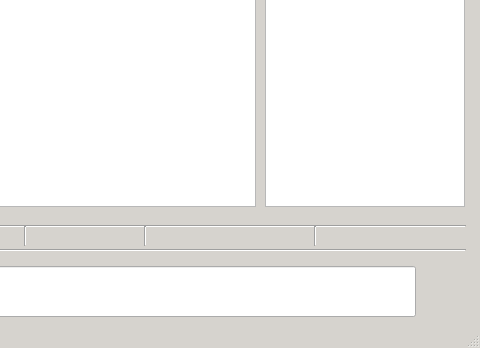
First picture: the form in src/client/chatwindow.ui, repository xdmtk/elysium, before the edit; both pictures show x 295 to 775 and y 222 to 570 of the 775 by 570 pixel window.
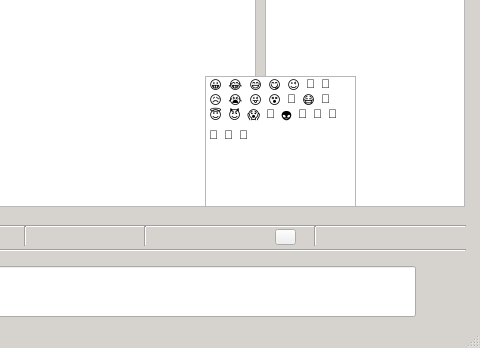
Second picture: the form after the edit. Icons and pictures are not drawn.

Commit message: Replaced emojibutton with a pushbutton,added a listwidget for emoji selection

```diff
--- a/src/client/chatwindow.ui
+++ b/src/client/chatwindow.ui
@@ -329,22 +329,6 @@
      <pixmap resource="resources.qrc">:/chatbar/resources/picture.png</pixmap>
     </property>
    </widget>
-   <widget class="QLabel" name="emojiButton">
-    <property name="geometry">
-     <rect>
-      <x>570</x>
-      <y>433</y>
-      <width>21</width>
-      <height>16</height>
-     </rect>
-    </property>
-    <property name="text">
-     <string/>
-    </property>
-    <property name="pixmap">
-     <pixmap resource="resources.qrc">:/chatbar/resources/emoji.png</pixmap>
-    </property>
-   </widget>
    <widget class="Line" name="line_5">
     <property name="geometry">
      <rect>
@@ -456,6 +440,197 @@
      <string/>
     </property>
    </widget>
+   <widget class="QPushButton" name="emojisButton">
+    <property name="geometry">
+     <rect>
+      <x>570</x>
+      <y>433</y>
+      <width>21</width>
+      <height>16</height>
+     </rect>
+    </property>
+    <property name="sizePolicy">
+     <sizepolicy hsizetype="Preferred" vsizetype="Preferred">
+      <horstretch>0</horstretch>
+      <verstretch>0</verstretch>
+     </sizepolicy>
+    </property>
+    <property name="focusPolicy">
+     <enum>Qt::NoFocus</enum>
+    </property>
+    <property name="text">
+     <string/>
+    </property>
+    <property name="icon">
+     <iconset resource="resources.qrc">
+      <normaloff>:/chatbar/resources/emoji.png</normaloff>:/chatbar/resources/emoji.png</iconset>
+    </property>
+    <property name="checkable">
+     <bool>true</bool>
+    </property>
+   </widget>
+   <widget class="QListWidget" name="emojiList">
+    <property name="geometry">
+     <rect>
+      <x>500</x>
+      <y>280</y>
+      <width>151</width>
+      <height>131</height>
+     </rect>
+    </property>
+    <property name="lineWidth">
+     <number>0</number>
+    </property>
+    <property name="midLineWidth">
+     <number>0</number>
+    </property>
+    <property name="movement">
+     <enum>QListView::Free</enum>
+    </property>
+    <property name="spacing">
+     <number>0</number>
+    </property>
+    <property name="viewMode">
+     <enum>QListView::IconMode</enum>
+    </property>
+    <property name="uniformItemSizes">
+     <bool>false</bool>
+    </property>
+    <property name="selectionRectVisible">
+     <bool>false</bool>
+    </property>
+    <property name="currentRow">
+     <number>-1</number>
+    </property>
+    <property name="sortingEnabled">
+     <bool>false</bool>
+    </property>
+    <item>
+     <property name="text">
+      <string>😀</string>
+     </property>
+    </item>
+    <item>
+     <property name="text">
+      <string>😂</string>
+     </property>
+    </item>
+    <item>
+     <property name="text">
+      <string>😅</string>
+     </property>
+    </item>
+    <item>
+     <property name="text">
+      <string>😋</string>
+     </property>
+    </item>
+    <item>
+     <property name="text">
+      <string>😉</string>
+     </property>
+    </item>
+    <item>
+     <property name="text">
+      <string>🤔</string>
+     </property>
+    </item>
+    <item>
+     <property name="text">
+      <string>🙁</string>
+     </property>
+    </item>
+    <item>
+     <property name="text">
+      <string>😥</string>
+     </property>
+    </item>
+    <item>
+     <property name="text">
+      <string>😭</string>
+     </property>
+    </item>
+    <item>
+     <property name="text">
+      <string>😜</string>
+     </property>
+    </item>
+    <item>
+     <property name="text">
+      <string>😵</string>
+     </property>
+    </item>
+    <item>
+     <property name="text">
+      <string>🤪</string>
+     </property>
+    </item>
+    <item>
+     <property name="text">
+      <string>😷</string>
+     </property>
+    </item>
+    <item>
+     <property name="text">
+      <string>🤩</string>
+     </property>
+    </item>
+    <item>
+     <property name="text">
+      <string>😇</string>
+     </property>
+    </item>
+    <item>
+     <property name="text">
+      <string>😈</string>
+     </property>
+    </item>
+    <item>
+     <property name="text">
+      <string>😱</string>
+     </property>
+    </item>
+    <item>
+     <property name="text">
+      <string>🤡</string>
+     </property>
+    </item>
+    <item>
+     <property name="text">
+      <string>👽</string>
+     </property>
+    </item>
+    <item>
+     <property name="text">
+      <string>👻</string>
+     </property>
+    </item>
+    <item>
+     <property name="text">
+      <string>🤖</string>
+     </property>
+    </item>
+    <item>
+     <property name="text">
+      <string>🍎</string>
+     </property>
+    </item>
+    <item>
+     <property name="text">
+      <string>🍐</string>
+     </property>
+    </item>
+    <item>
+     <property name="text">
+      <string>🍊</string>
+     </property>
+    </item>
+    <item>
+     <property name="text">
+      <string>🍋</string>
+     </property>
+    </item>
+   </widget>
   </widget>
   <widget class="QMenuBar" name="menubar">
    <property name="geometry">
```
The commit also changes 2 other files.
